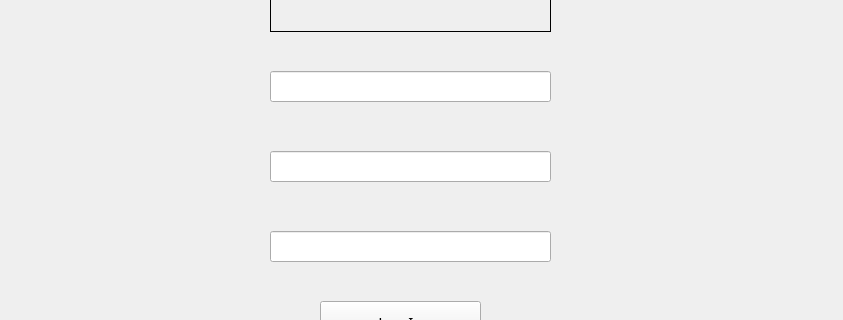
deathtaco1231/deathtaco1231-COMP72070-24W-Project4-Group10-Sec3, file Project_Client/Login.ui: the form before one commit; both pictures show x 0 to 843 and y 126 to 446 of the 843 by 601 pixel window.
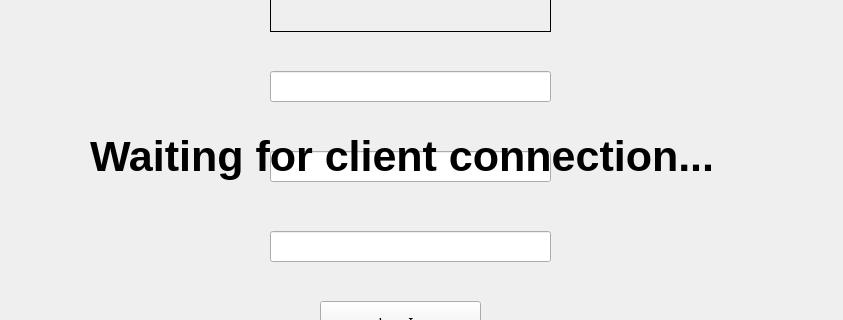
The form after the commit. Icons and pictures are not drawn.

Commit message: login working yay

Patch:
```diff
--- a/Project_Client/Login.ui
+++ b/Project_Client/Login.ui
@@ -143,6 +143,38 @@
      <set>Qt::AlignCenter</set>
     </property>
    </widget>
+   <widget class="QWidget" name="connectingWidget" native="true">
+    <property name="geometry">
+     <rect>
+      <x>0</x>
+      <y>0</y>
+      <width>841</width>
+      <height>551</height>
+     </rect>
+    </property>
+    <property name="autoFillBackground">
+     <bool>false</bool>
+    </property>
+    <widget class="QLabel" name="label_7">
+     <property name="geometry">
+      <rect>
+       <x>90</x>
+       <y>170</y>
+       <width>701</width>
+       <height>191</height>
+      </rect>
+     </property>
+     <property name="font">
+      <font>
+       <pointsize>32</pointsize>
+       <bold>true</bold>
+      </font>
+     </property>
+     <property name="text">
+      <string>Waiting for client connection...</string>
+     </property>
+    </widget>
+   </widget>
   </widget>
   <widget class="QMenuBar" name="menuBar">
    <property name="geometry">
```
The commit also changes 13 other files.
